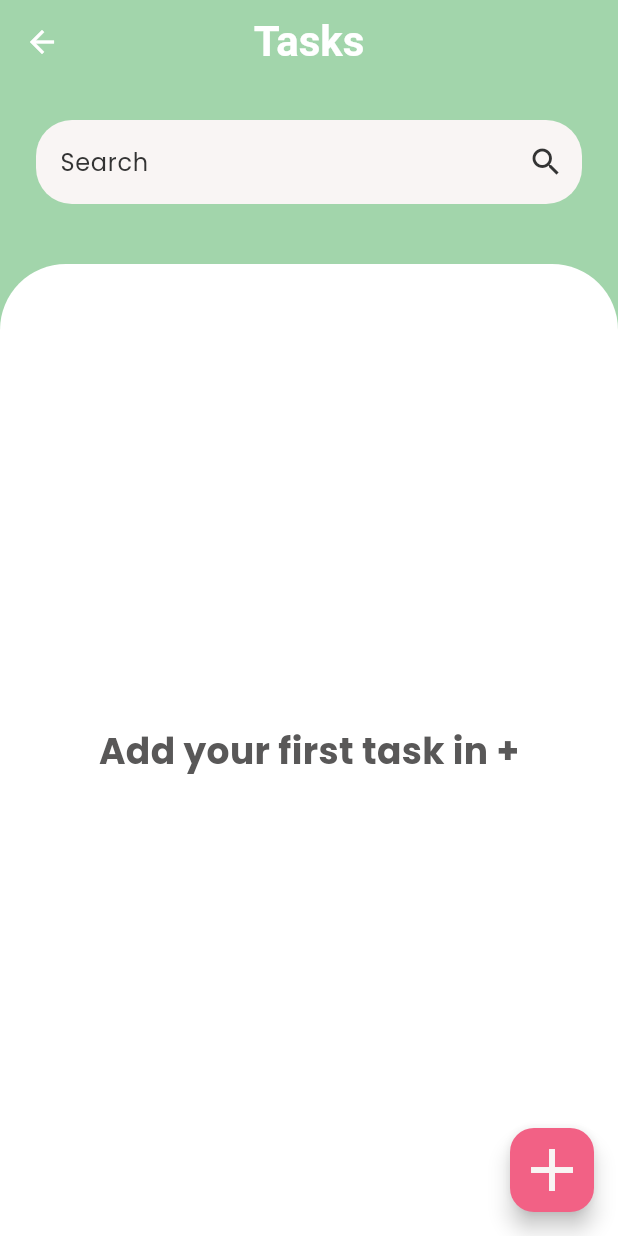
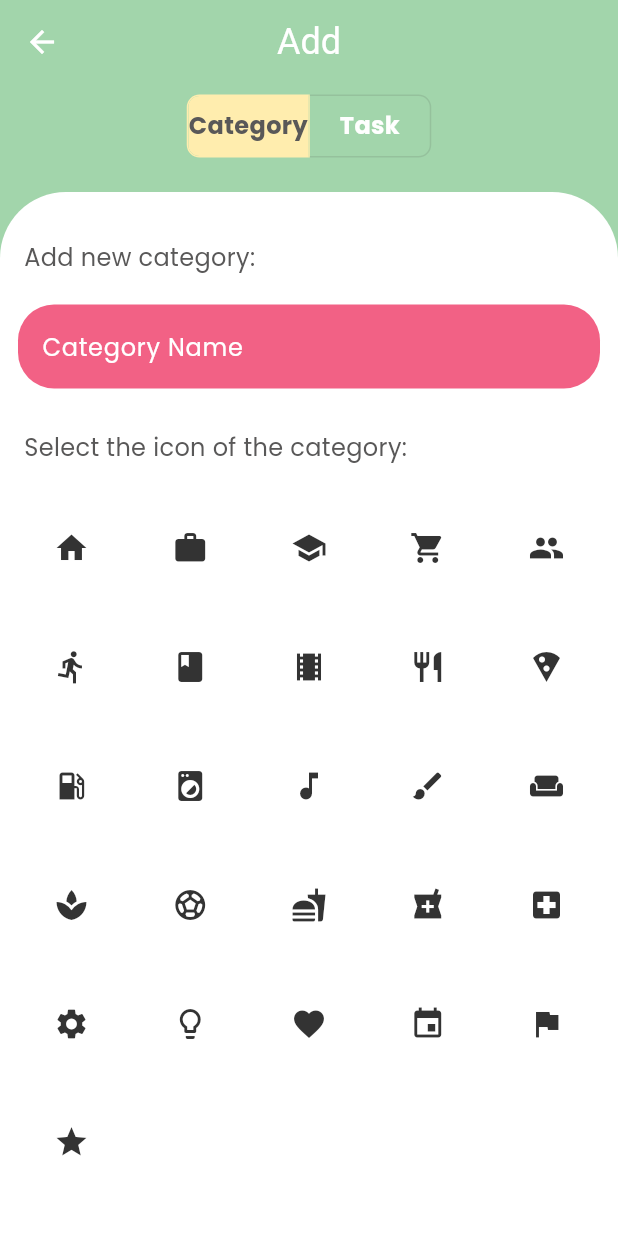
Before and after one commit to franbs2/plush_plan_app, a Flutter app: the screen it shows after launch, on a phone screen of 412 x 824 dp. Run offline on Flutter 3.47's test engine with Material 3 defaults, Android fonts, the phone set to English and light mode, and no system bars; our stand-ins replace google_fonts.

Commit message:
feat: Add Task and Category Page.

```diff
--- a/lib/main.dart
+++ b/lib/main.dart
@@ -1,6 +1,5 @@
-import 'package:app_plush_pan/views/pages/home_page.dart';
+import 'package:app_plush_pan/views/pages/add_task_page.dart';
 import 'package:app_plush_pan/style/app_theme.dart';
-import 'package:app_plush_pan/views/pages/tasks_page.dart';
 import 'package:flutter/material.dart';
 
 void main() {
@@ -14,7 +13,7 @@ class MyApp extends StatelessWidget {
   Widget build(BuildContext context) {
     return MaterialApp(
       theme: AppTheme.themeData,
-      home: TaskPage(),
+      home: AddTaskPage(),
     );
   }
 }
--- a/lib/models/task.dart
+++ b/lib/models/task.dart
@@ -1,5 +1,3 @@
-import 'package:flutter/material.dart';
-
 class Task {
   final String id;
   final String title;
--- a/lib/views/pages/add_task_page.dart
+++ b/lib/views/pages/add_task_page.dart
@@ -0,0 +1,211 @@
+import 'package:flutter/material.dart';
+import 'package:flutter/widgets.dart';
+
+class AddTaskPage extends StatefulWidget {
+  const AddTaskPage({super.key});
+
+  @override
+  State<AddTaskPage> createState() => _AddTaskPageState();
+}
+
+class _AddTaskPageState extends State<AddTaskPage> {
+  int _selectedIndex = 0;
+  static List<IconData> listIcon = [
+    Icons.home,
+    Icons.work,
+    Icons.school,
+    Icons.shopping_cart,
+    Icons.people,
+    Icons.directions_run,
+    Icons.book,
+    Icons.local_movies,
+    Icons.restaurant,
+    Icons.local_pizza,
+    Icons.local_gas_station,
+    Icons.local_laundry_service,
+    Icons.music_note,
+    Icons.brush,
+    Icons.weekend,
+    Icons.spa,
+    Icons.sports_soccer,
+    Icons.fastfood,
+    Icons.local_pharmacy,
+    Icons.local_hospital,
+    Icons.settings,
+    Icons.lightbulb_outline,
+    Icons.favorite,
+    Icons.event,
+    Icons.flag,
+    Icons.star,
+  ];
+
+  @override
+  Widget build(BuildContext context) {
+    final ColorScheme colorScheme = Theme.of(context).colorScheme;
+    final List<Widget> forms = [
+      _buildCategoryForm(),
+      _buildTaskForm(),
+    ];
+
+    return Scaffold(
+      appBar: AppBar(
+        leading: IconButton(
+          icon: Icon(
+            Icons.arrow_back,
+            color: colorScheme.surface,
+          ),
+          onPressed: () {
+            Navigator.of(context).pop();
+          },
+        ),
+        title: Text(
+          'Add',
+          style: TextStyle(
+            color: colorScheme.surface,
+            fontSize: 24,
+          ),
+        ),
+        centerTitle: true,
+      ),
+      body: Column(
+        children: [
+          Padding(
+            padding: const EdgeInsets.all(4.0),
+            child: ToggleButtons(
+              direction: Axis.horizontal,
+              onPressed: (int index) {
+                setState(() {
+                  _selectedIndex = index;
+                });
+              },
+              borderRadius: const BorderRadius.all(Radius.circular(8)),
+              selectedBorderColor: colorScheme.secondary,
+              selectedColor: colorScheme.onBackground,
+              fillColor: colorScheme.secondary,
+              color: colorScheme.surface,
+              constraints: const BoxConstraints(
+                minHeight: 40.0,
+                minWidth: 80.0,
+              ),
+              isSelected: [0 == _selectedIndex, 1 == _selectedIndex],
+              children: const [
+                Text(
+                  'Category',
+                  style: TextStyle(
+                    fontSize: 16,
+                    fontWeight: FontWeight.bold,
+                  ),
+                ),
+                Text(
+                  'Task',
+                  style: TextStyle(
+                    fontSize: 16,
+                    fontWeight: FontWeight.bold,
+                  ),
+                ),
+              ],
+            ),
+          ),
+          SizedBox(
+            height: 16,
+          ),
+          Expanded(
+            child: Container(
+              decoration: BoxDecoration(
+                color: colorScheme.surface,
+                borderRadius: BorderRadius.only(
+                  topLeft: Radius.circular(44),
+                  topRight: Radius.circular(44),
+                ),
+              ),
+              child: IndexedStack(
+                index: _selectedIndex,
+                children: forms,
+              ),
+            ),
+          ),
+        ],
+      ),
+    );
+  }
+
+  Widget _buildCategoryForm() {
+    return Column(
+      crossAxisAlignment: CrossAxisAlignment.start,
+      children: [
+        SizedBox(
+          height: 16,
+        ),
+        Padding(
+          padding: EdgeInsets.only(left: 16.0, top: 16.0, bottom: 8.0),
+          child: Text(
+            'Add new category:',
+            style: TextStyle(fontSize: 16),
+          ),
+        ),
+        Padding(
+          padding: const EdgeInsets.all(12.0),
+          child: TextField(
+            cursorColor: Colors.white,
+            style: TextStyle(
+              color: Colors.white,
+            ),
+            decoration: InputDecoration(
+              filled: true,
+              fillColor: Color(0xFFF26185),
+              border: OutlineInputBorder(
+                borderRadius: BorderRadius.all(
+                  Radius.circular(24),
+                ),
+                borderSide: BorderSide.none,
+              ),
+              hintText: 'Category Name',
+              hintStyle: TextStyle(
+                color: Colors.white,
+              ),
+            ),
+          ),
+        ),
+        Padding(
+          padding: EdgeInsets.only(left: 16.0, top: 16.0, bottom: 8.0),
+          child: Text(
+            'Select the icon of the category:',
+            style: TextStyle(fontSize: 16),
+          ),
+        ),
+        Expanded(
+          child: GridView.builder(
+            padding: const EdgeInsets.all(12.0),
+            itemCount: listIcon.length,
+            gridDelegate: SliverGridDelegateWithFixedCrossAxisCount(
+              crossAxisCount: 5,
+              crossAxisSpacing: 8.0,
+              mainAxisSpacing: 8.0,
+            ),
+            itemBuilder: (context, index) => IconButton(
+              icon: Icon(listIcon[index]),
+              onPressed: () {},
+            ),
+          ),
+        ),
+      ],
+    );
+  }
+
+  Widget _buildTaskForm() {
+    return Center(
+      child: Padding(
+        padding: const EdgeInsets.all(16.0),
+        child: Column(
+          children: [
+            Text(
+              'Task Form',
+              style: TextStyle(fontSize: 20),
+            ),
+            // Adicione seus widgets de formulário de tarefa aqui
+          ],
+        ),
+      ),
+    );
+  }
+}
--- a/lib/views/pages/tasks_page.dart
+++ b/lib/views/pages/tasks_page.dart
@@ -1,6 +1,4 @@
-import 'package:app_plush_pan/models/categories.dart';
 import 'package:app_plush_pan/models/task.dart';
-import 'package:app_plush_pan/views/widget/grid_view.dart';
 import 'package:app_plush_pan/views/widget/list_view_task.dart';
 import 'package:app_plush_pan/views/widget/search.dart';
 import 'package:app_plush_pan/views/widget/title.dart';
```
Also changed, not shown: 1 other file.
